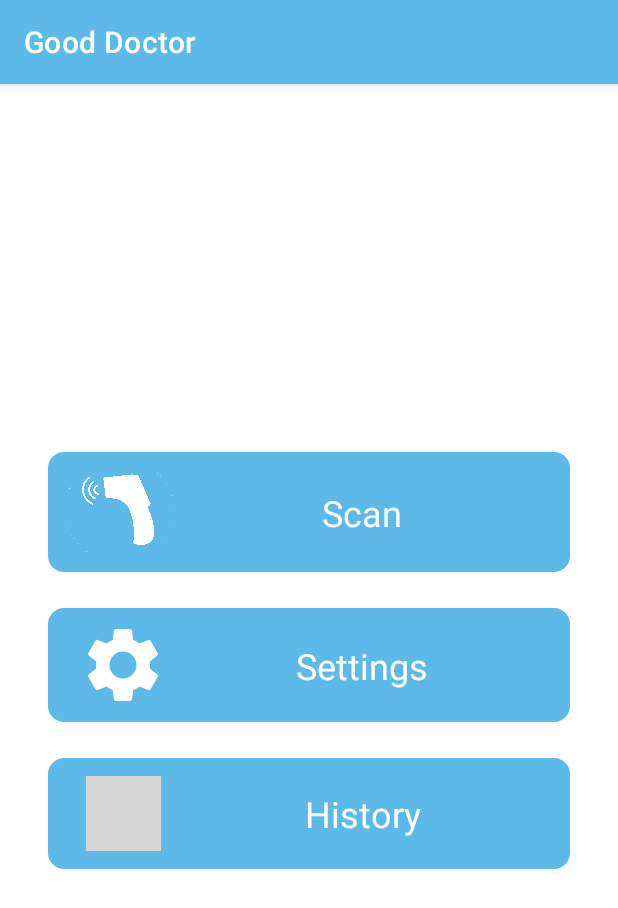
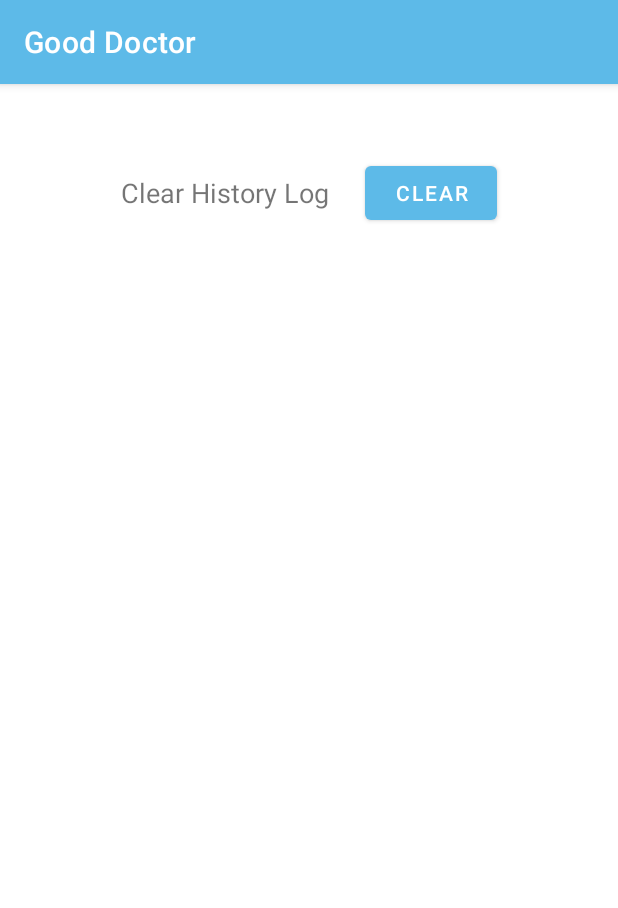
Before and after one commit to bomohit/Ben-Temperature, an Android app: the screen it shows after launch (MainActivity), after a tap on "Settings", on a phone screen of 412 x 824 dp. Shown: the top 908 px of the screen. Run offline under Robolectric (Android 15) with nearby library versions, the phone set to English and light mode, and no system bars; libraries missing offline, so code that uses them is left out: com.hoho.android; 15 statements that could not run were skipped; grey boxes are pictures that could not be loaded.

Commit message:
add clear history log in settings

```diff
--- a/app/src/main/java/com/bit/temperatureapps/HomeFragment.kt
+++ b/app/src/main/java/com/bit/temperatureapps/HomeFragment.kt
@@ -31,7 +31,7 @@ class HomeFragment : Fragment() {
         }
 
         view.findViewById<ConstraintLayout>(R.id.settingButton).setOnClickListener {
-
+            findNavController().navigate(R.id.action_HomeFragment_to_settingsFragment2)
         }
 
         view.findViewById<ConstraintLayout>(R.id.historyButton).setOnClickListener {
--- /dev/null
+++ b/app/src/main/java/com/bit/temperatureapps/SettingsFragment.kt
@@ -0,0 +1,48 @@
+package com.bit.temperatureapps
+
+import android.app.AlertDialog
+import android.os.Bundle
+import androidx.fragment.app.Fragment
+import android.view.LayoutInflater
+import android.view.View
+import android.view.ViewGroup
+import android.widget.Button
+import androidx.lifecycle.ViewModelProvider
+import com.bit.temperatureapps.data.UserViewModel
+import com.google.android.material.snackbar.Snackbar
+
+
+class SettingsFragment : Fragment() {
+
+    private lateinit var mUserViewModel: UserViewModel
+
+    override fun onCreate(savedInstanceState: Bundle?) {
+        super.onCreate(savedInstanceState)
+
+    }
+
+    override fun onCreateView(
+        inflater: LayoutInflater, container: ViewGroup?,
+        savedInstanceState: Bundle?
+    ): View? {
+        // Inflate the layout for this fragment
+        return inflater.inflate(R.layout.fragment_settings, container, false)
+    }
+
+    override fun onViewCreated(view: View, savedInstanceState: Bundle?) {
+        super.onViewCreated(view, savedInstanceState)
+
+        view.findViewById<Button>(R.id.buttonClear).setOnClickListener {
+            val builder = AlertDialog.Builder(requireContext())
+            builder.setPositiveButton("Yes"){_,_ ->
+                mUserViewModel = ViewModelProvider(this).get(UserViewModel::class.java)
+                mUserViewModel.deleteAllUsers()
+                Snackbar.make(it, "History log cleared", Snackbar.LENGTH_SHORT).show()
+            }
+            builder.setNegativeButton("No") {_, _ -> }
+            builder.setTitle("Clear History log?")
+            builder.setMessage("Are you sure you want to delete ?")
+            builder.create().show()
+        }
+    }
+}
--- a/app/src/main/java/com/bit/temperatureapps/data/UserDao.kt
+++ b/app/src/main/java/com/bit/temperatureapps/data/UserDao.kt
@@ -12,6 +12,9 @@ interface UserDao {
     @Insert(onConflict = OnConflictStrategy.IGNORE)
     suspend fun addUser(user: User)
 
+    @Query("DELETE FROM user_table")
+    suspend fun deleteAllUsers()
+
     @Query("SELECT * FROM user_table ORDER BY id ASC")
     fun readAllData(): LiveData<List<User>>
 }
--- a/app/src/main/java/com/bit/temperatureapps/data/UserRepository.kt
+++ b/app/src/main/java/com/bit/temperatureapps/data/UserRepository.kt
@@ -11,4 +11,7 @@ class UserRepository(private val userDao: UserDao) {
         userDao.addUser(user)
     }
 
+    suspend fun deleteAllUsers() {
+        userDao.deleteAllUsers()
+    }
 }
--- a/app/src/main/java/com/bit/temperatureapps/data/UserViewModel.kt
+++ b/app/src/main/java/com/bit/temperatureapps/data/UserViewModel.kt
@@ -24,4 +24,10 @@ class UserViewModel(application: Application): AndroidViewModel(application) {
         }
     }
 
+    fun deleteAllUsers() {
+        viewModelScope.launch(Dispatchers.IO) {
+            repository.deleteAllUsers()
+        }
+    }
+
 }
--- /dev/null
+++ b/app/src/main/res/layout/fragment_settings.xml
@@ -0,0 +1,36 @@
+<?xml version="1.0" encoding="utf-8"?>
+<androidx.constraintlayout.widget.ConstraintLayout xmlns:android="http://schemas.android.com/apk/res/android"
+    xmlns:app="http://schemas.android.com/apk/res-auto"
+    xmlns:tools="http://schemas.android.com/tools"
+    android:id="@+id/frameLayout3"
+    android:layout_width="match_parent"
+    android:layout_height="match_parent"
+    tools:context=".SettingsFragment">
+
+    <!-- TODO: Update blank fragment layout -->
+    <TextView
+        android:id="@+id/textView14"
+        android:layout_width="wrap_content"
+        android:layout_height="wrap_content"
+        android:layout_marginTop="60dp"
+        android:layout_marginEnd="24dp"
+        android:text="Clear History Log"
+        android:textSize="18sp"
+        app:layout_constraintEnd_toStartOf="@+id/buttonClear"
+        app:layout_constraintHorizontal_bias="0.5"
+        app:layout_constraintHorizontal_chainStyle="packed"
+        app:layout_constraintStart_toStartOf="parent"
+        app:layout_constraintTop_toTopOf="parent" />
+
+    <Button
+        android:id="@+id/buttonClear"
+        android:layout_width="wrap_content"
+        android:layout_height="wrap_content"
+        android:text="clear"
+        app:layout_constraintBottom_toBottomOf="@+id/textView14"
+        app:layout_constraintEnd_toEndOf="parent"
+        app:layout_constraintHorizontal_bias="0.5"
+        app:layout_constraintStart_toEndOf="@+id/textView14"
+        app:layout_constraintTop_toTopOf="@+id/textView14" />
+
+</androidx.constraintlayout.widget.ConstraintLayout>
--- a/app/src/main/res/navigation/nav_graph.xml
+++ b/app/src/main/res/navigation/nav_graph.xml
@@ -17,6 +17,9 @@
         <action
             android:id="@+id/action_HomeFragment_to_HistoryFragment"
             app:destination="@id/HistoryFragment" />
+        <action
+            android:id="@+id/action_HomeFragment_to_settingsFragment2"
+            app:destination="@id/settingsFragment2" />
     </fragment>
     <fragment
         android:id="@+id/ScanFragment"
@@ -45,4 +48,9 @@
         android:name="com.bit.temperatureapps.HistoryFragment"
         android:label="fragment_history"
         tools:layout="@layout/fragment_history" />
+    <fragment
+        android:id="@+id/settingsFragment2"
+        android:name="com.bit.temperatureapps.SettingsFragment"
+        android:label="fragment_settings"
+        tools:layout="@layout/fragment_settings" />
 </navigation>
```
